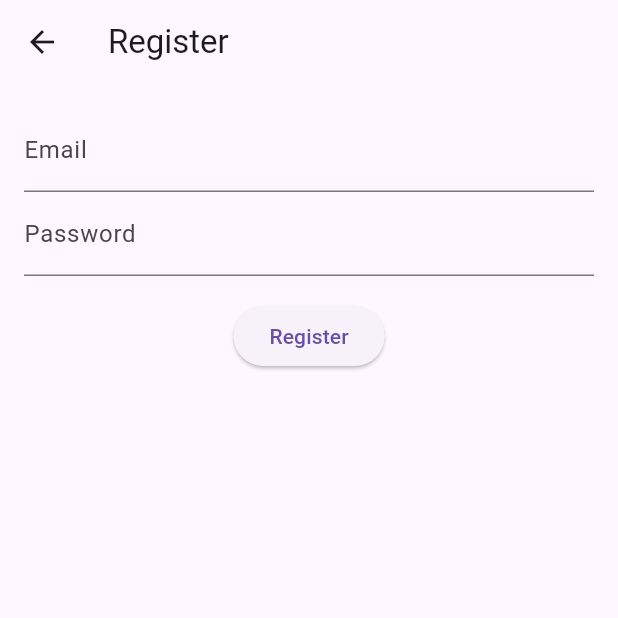
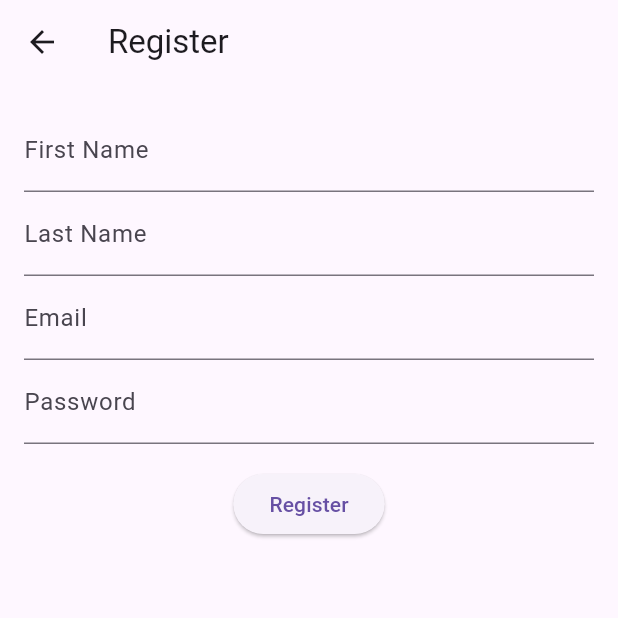
Before and after one commit to anguyen221/message_board_app, a Flutter app: the RegisterScreen screen opened directly, on a phone screen of 412 x 824 dp, the top half of it. Run offline on Flutter 3.47's test engine with Material 3 defaults, Android fonts, the phone set to English and light mode, and no system bars; our stand-ins replace cloud_firestore, firebase_auth, firebase_core; accounts and stored records are empty.

Commit message:
Updated register screen to store details in firestore

```diff
--- a/lib/screens/register_screen.dart
+++ b/lib/screens/register_screen.dart
@@ -1,7 +1,8 @@
 // ignore_for_file: use_build_context_synchronously
 
+import 'package:cloud_firestore/cloud_firestore.dart';
+import 'package:firebase_auth/firebase_auth.dart';
 import 'package:flutter/material.dart';
-import 'package:firebase_auth/firebase_auth.dart';
 
 class RegisterScreen extends StatefulWidget {
   const RegisterScreen({super.key});
@@ -11,16 +12,31 @@ class RegisterScreen extends StatefulWidget {
 }
 
 class _RegisterScreenState extends State<RegisterScreen> {
+  final auth = FirebaseAuth.instance;
+  final firestore = FirebaseFirestore.instance;
+
   final emailController = TextEditingController();
   final passwordController = TextEditingController();
-  final auth = FirebaseAuth.instance;
+  final firstNameController = TextEditingController();
+  final lastNameController = TextEditingController();
 
   Future<void> register() async {
     try {
-      await auth.createUserWithEmailAndPassword(
+      final result = await auth.createUserWithEmailAndPassword(
         email: emailController.text.trim(),
         password: passwordController.text.trim(),
       );
+
+      final uid = result.user!.uid;
+
+      await firestore.collection('users').doc(uid).set({
+        'uid': uid,
+        'first_name': firstNameController.text.trim(),
+        'last_name': lastNameController.text.trim(),
+        'role': 'user',
+        'registration_datetime': Timestamp.now(),
+      });
+
       Navigator.pop(context);
     } catch (e) {
       ScaffoldMessenger.of(context).showSnackBar(
@@ -35,8 +51,11 @@ class _RegisterScreenState extends State<RegisterScreen> {
       appBar: AppBar(title: const Text('Register')),
       body: Padding(
         padding: const EdgeInsets.all(16),
+        child: SingleChildScrollView(
           child: Column(
             children: [
+              TextField(controller: firstNameController, decoration: const InputDecoration(labelText: 'First Name')),
+              TextField(controller: lastNameController, decoration: const InputDecoration(labelText: 'Last Name')),
               TextField(controller: emailController, decoration: const InputDecoration(labelText: 'Email')),
               TextField(controller: passwordController, decoration: const InputDecoration(labelText: 'Password'), obscureText: true),
               const SizedBox(height: 16),
@@ -44,6 +63,7 @@ class _RegisterScreenState extends State<RegisterScreen> {
             ],
           ),
         ),
+      ),
     );
   }
 }
```
Lines whose indentation alone changed are shown as unchanged.
